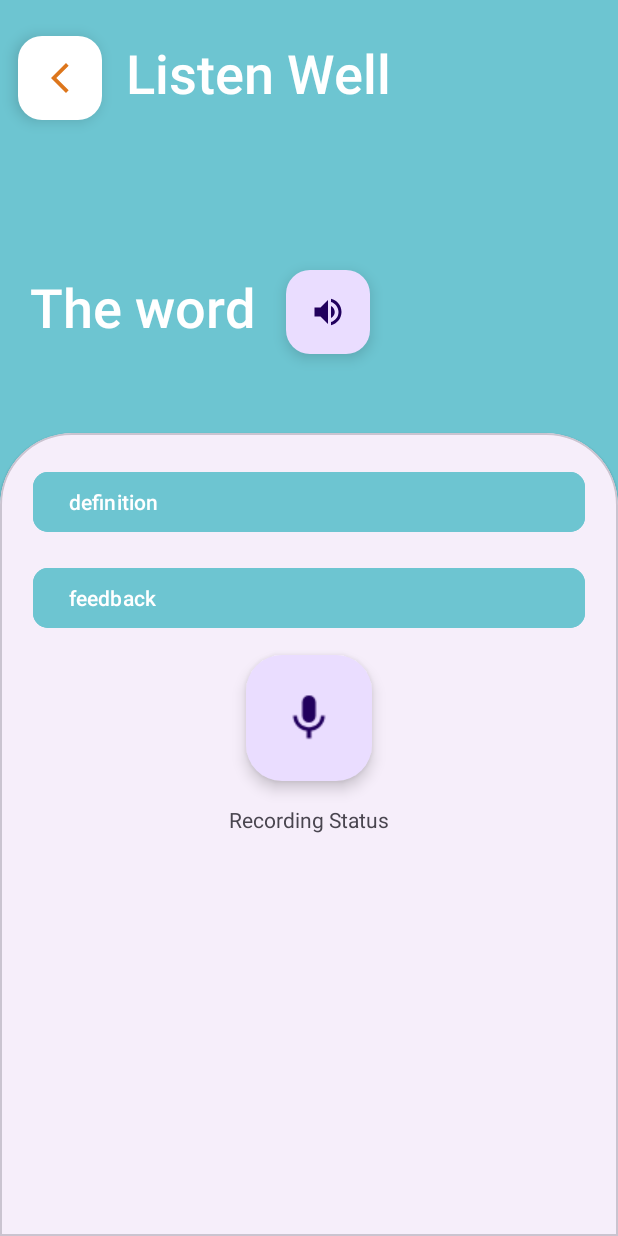
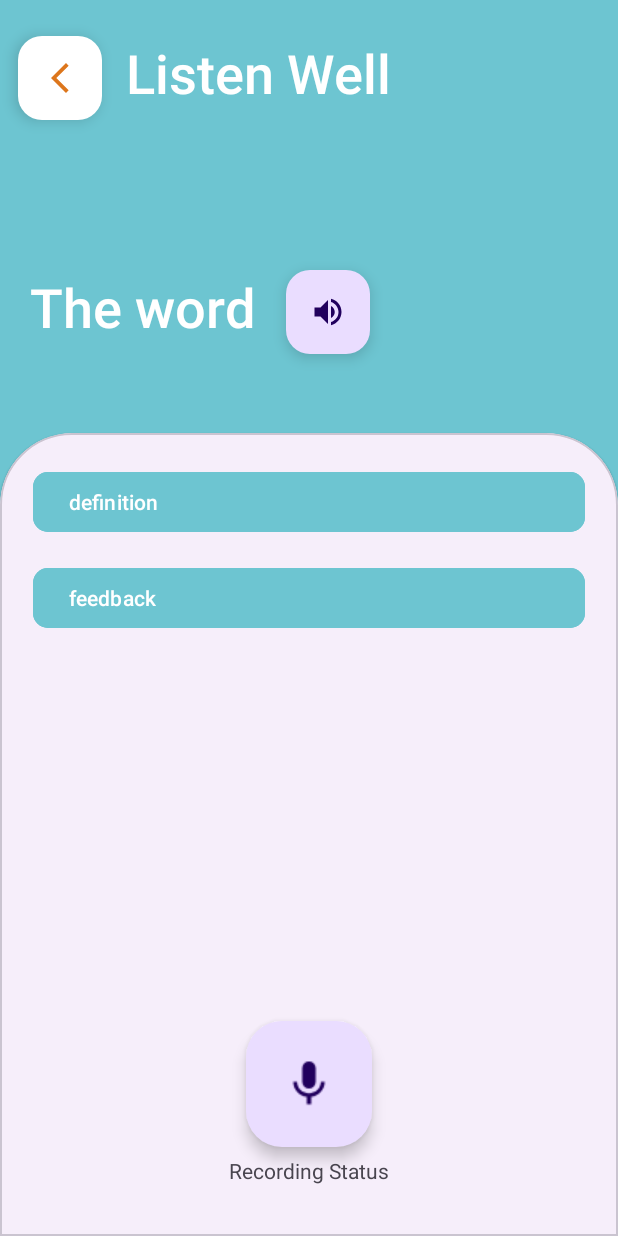
Before and after one commit to hasimiali/CapsEvan, an Android app: the Game screen opened directly, with no data from a screen before it, on a phone screen of 412 x 824 dp. Run offline under Robolectric (Android 15) with nearby library versions, the phone set to English and light mode, and no system bars.

Commit message:
update scroll on game page

```diff
--- a/Speaktoo/app/src/main/res/layout/game.xml
+++ b/Speaktoo/app/src/main/res/layout/game.xml
@@ -74,6 +74,8 @@
         android:layout_width="match_parent"
         android:layout_height="0dp"
         app:layout_constraintBottom_toBottomOf="parent"
+        app:layout_constraintEnd_toEndOf="parent"
+        app:layout_constraintStart_toStartOf="parent"
         app:layout_constraintTop_toTopOf="@+id/guidelineGame">
 
         <androidx.constraintlayout.widget.ConstraintLayout
@@ -93,11 +95,6 @@
                     android:layout_height="wrap_content"
                     android:orientation="vertical">
 
-                    <LinearLayout
-                        android:layout_width="match_parent"
-                        android:layout_height="match_parent"
-                        android:orientation="horizontal">
-
                     <Button
                         android:id="@+id/definition"
                         android:layout_width="match_parent"
@@ -111,8 +108,6 @@
                         android:textAlignment="textStart"
                         android:textColorLink="@color/blue"
                         app:cornerRadius="10dp" />
-
-                    </LinearLayout>
 
                     <Button
                         android:id="@+id/feedback"
@@ -128,13 +123,20 @@
                         android:textColorLink="@color/blue"
                         app:cornerRadius="10dp" />
 
+                    <LinearLayout
+                        android:layout_width="match_parent"
+                        android:layout_height="130dp"
+                        android:orientation="horizontal"></LinearLayout>
+
+                </LinearLayout>
+            </ScrollView>
+
             <com.google.android.material.floatingactionbutton.FloatingActionButton
                 android:id="@+id/microphone"
                 android:layout_width="wrap_content"
                 android:layout_height="wrap_content"
                 android:layout_gravity="center"
-                        android:layout_marginTop="20dp"
-                        android:layout_marginBottom="30dp"
+                android:layout_marginBottom="20dp"
                 android:baselineAlignBottom="true"
                 android:clickable="true"
                 android:contentDescription="@string/press_to_go_input_voice"
@@ -143,6 +145,9 @@
                 android:scaleX="1.5"
                 android:scaleY="1.5"
                 app:flow_verticalAlign="center"
+                app:layout_constraintBottom_toTopOf="@+id/microphoneState"
+                app:layout_constraintEnd_toEndOf="@+id/scrollView2"
+                app:layout_constraintStart_toStartOf="parent"
                 app:srcCompat="@drawable/baseline_mic_24" />
 
             <TextView
@@ -150,10 +155,11 @@
                 android:layout_width="wrap_content"
                 android:layout_height="wrap_content"
                 android:layout_gravity="center"
-                        android:layout_marginBottom="30dp"
-                        android:text="Recording Status" />
-                </LinearLayout>
-            </ScrollView>
+                android:layout_marginBottom="20dp"
+                android:text="Recording Status"
+                app:layout_constraintBottom_toBottomOf="@+id/scrollView2"
+                app:layout_constraintEnd_toEndOf="@+id/scrollView2"
+                app:layout_constraintStart_toStartOf="parent" />
 
         </androidx.constraintlayout.widget.ConstraintLayout>
 
```
Lines whose indentation alone changed are shown as unchanged.
